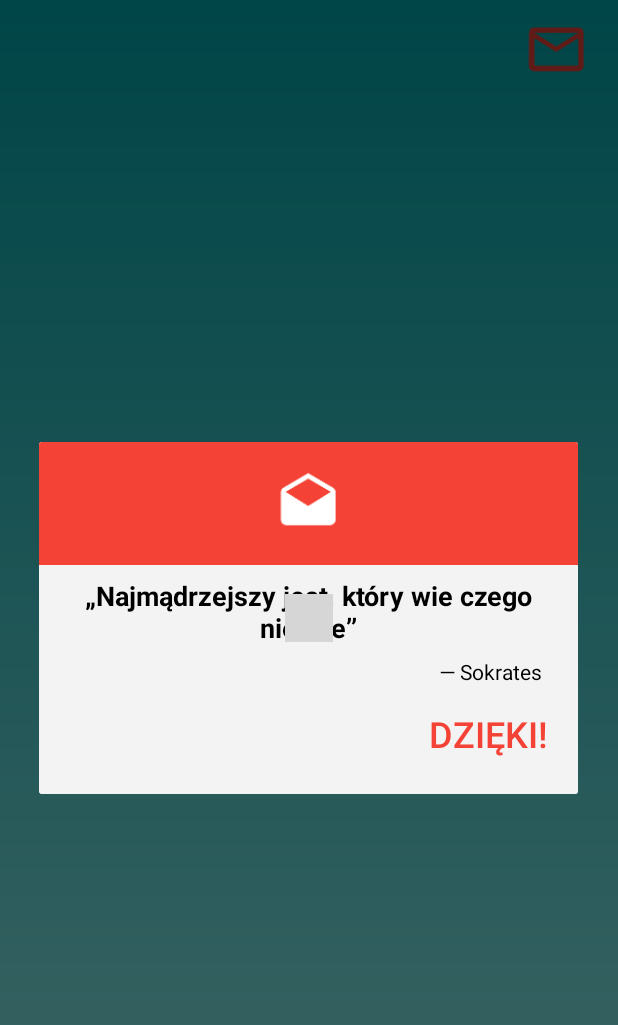
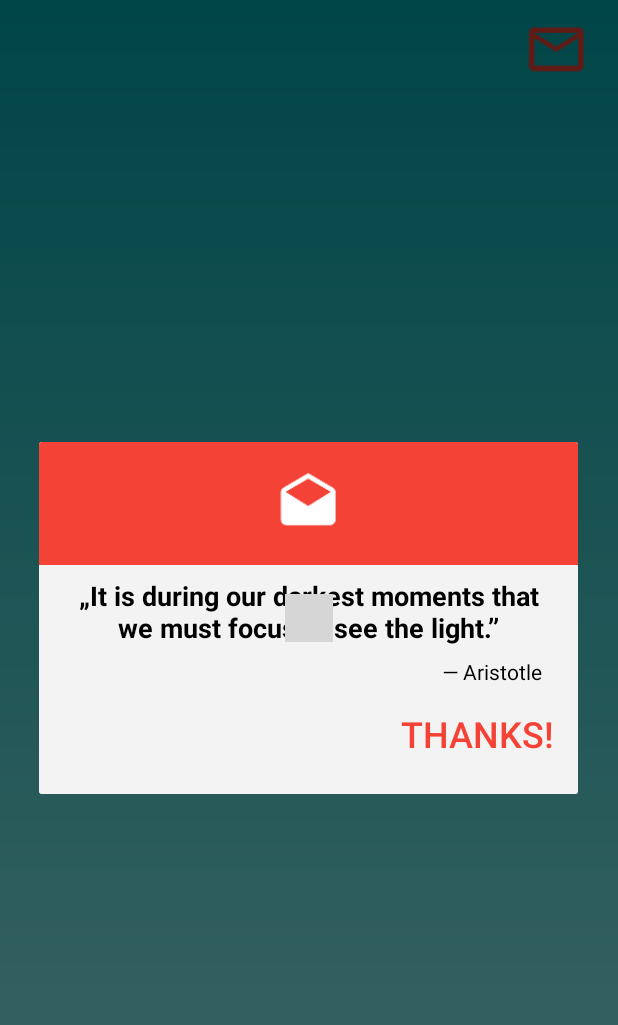
Before and after one commit to ufo512/motivate_me_app, an Android app: the screen it shows after launch (MainActivity), after a tap on an icon or button, on a phone screen of 412 x 824 dp. Shown: the top 1025 px of the screen. Run offline under Robolectric (Android 15) with nearby library versions, the phone set to English and light mode, and no system bars; libraries missing offline, so code that uses them is left out: nl.dionsegijn.konfetti; plain views replace KonfettiView; 4 statements that could not run were skipped; grey boxes are pictures that could not be loaded.

Commit message:
English version

```diff
--- a/app/src/main/java/com/b593/ufo404/motivateme/NewAppWidget.java
+++ b/app/src/main/java/com/b593/ufo404/motivateme/NewAppWidget.java
@@ -14,8 +14,9 @@ import java.util.Random;
 
 public class NewAppWidget extends AppWidgetProvider {
 
+    //list must have minimum 2 elements. Otherwise random won't work
     public static String quotes[] = {
-            "„Potrzeba czasu żeby dokonać rzeczy trudnych. Aby dokonać rzeczy niemożliwych potrzeba trochę więcej czasu.”" ,
+            /*"„Potrzeba czasu żeby dokonać rzeczy trudnych. Aby dokonać rzeczy niemożliwych potrzeba trochę więcej czasu.”" ,
             "„Ból jest stanem przejściowym. Duma pozostaje na zawsze.”" ,
             "„Nigdy nie rezygnuj z osiągnięcia celu tylko dlatego, że osiągnięcie go wymaga czasu. Czas i tak upłynie.”" ,
             "„Przyszłość należy do tych, którzy wierzą w piękno swoich marzeń.” Eleanor Roosevelt" ,
@@ -51,7 +52,10 @@ public class NewAppWidget extends AppWidgetProvider {
             "„Pudłujesz 100% strzałów, jeśli w ogóle ich nie wykonujesz.” Wayne Gretzky",
             "„Z życia najlepiej odchodzić jak z uczty: ani spragniony, ani pijany.” Arystoteles",
             "„Work, Work, Work, Work, Work, Work” Rihanna",
-            "„Nie zadowalaj się byciem przeciętną. Przeciętność jest tak samo blisko dna jak i szczytu.”"
+            "„Nie zadowalaj się byciem przeciętną. Przeciętność jest tak samo blisko dna jak i szczytu.”"*/
+            "„True knowledge exists in knowing that you know nothing.” Socrates",
+            "„It is during our darkest moments that we must focus to see the light.” Aristotle",
+            ""
     };
 
     public static String ACTION_WIDGET_RECEIVER = "ActionReceiverWidget";
@@ -115,6 +119,7 @@ public class NewAppWidget extends AppWidgetProvider {
     }
 
     //returns random quote from "quotes" list
+    //ISSUE: last element of the "quotes" is never produced
     public static String randomQuote(){
         Random r = new Random();
         int high = quotes.length-1;
--- a/app/src/main/res/layout/activity_main.xml
+++ b/app/src/main/res/layout/activity_main.xml
@@ -15,7 +15,7 @@
         android:layout_marginLeft="8dp"
         android:layout_marginRight="8dp"
         android:layout_marginTop="8dp"
-        android:text="Jesteś Super!!!"
+        android:text="You are Awesome!!!"
         android:textAlignment="center"
         android:textAllCaps="false"
         android:textColor="@color/colorAccent"
--- a/app/src/main/res/layout/dialog_back.xml
+++ b/app/src/main/res/layout/dialog_back.xml
@@ -36,7 +36,7 @@
             android:layout_width="match_parent"
             android:layout_height="wrap_content"
             android:layout_weight="1"
-            android:text="To jeszcze nie wszystko"
+            android:text="There is one more thing..."
             android:textAlignment="center"
             android:textColor="#FFFFFF"
             android:textSize="24sp"
@@ -51,7 +51,7 @@
         android:layout_marginLeft="16dp"
         android:layout_marginRight="16dp"
         android:layout_marginTop="16dp"
-        android:text="Aplikacja posiada motywujący widget:"
+        android:text="This app contains a motivational widget:"
         android:textColor="@color/txt_black"
         android:textSize="15sp"
         app:layout_constraintLeft_toLeftOf="parent"
--- a/app/src/main/res/layout/dialog_info.xml
+++ b/app/src/main/res/layout/dialog_info.xml
@@ -68,7 +68,7 @@
         android:layout_marginBottom="16dp"
         android:layout_marginTop="8dp"
         android:background="@android:color/transparent"
-        android:text="DZIĘKI!"
+        android:text="THANKS!"
         android:textAllCaps="false"
         android:textColor="@color/colorAccent"
         android:textSize="24sp"
```
Also changed, not shown: app/src/main/res/drawable-v24/wid_icon.png, app/src/main/res/drawable/wid_icon.png.
